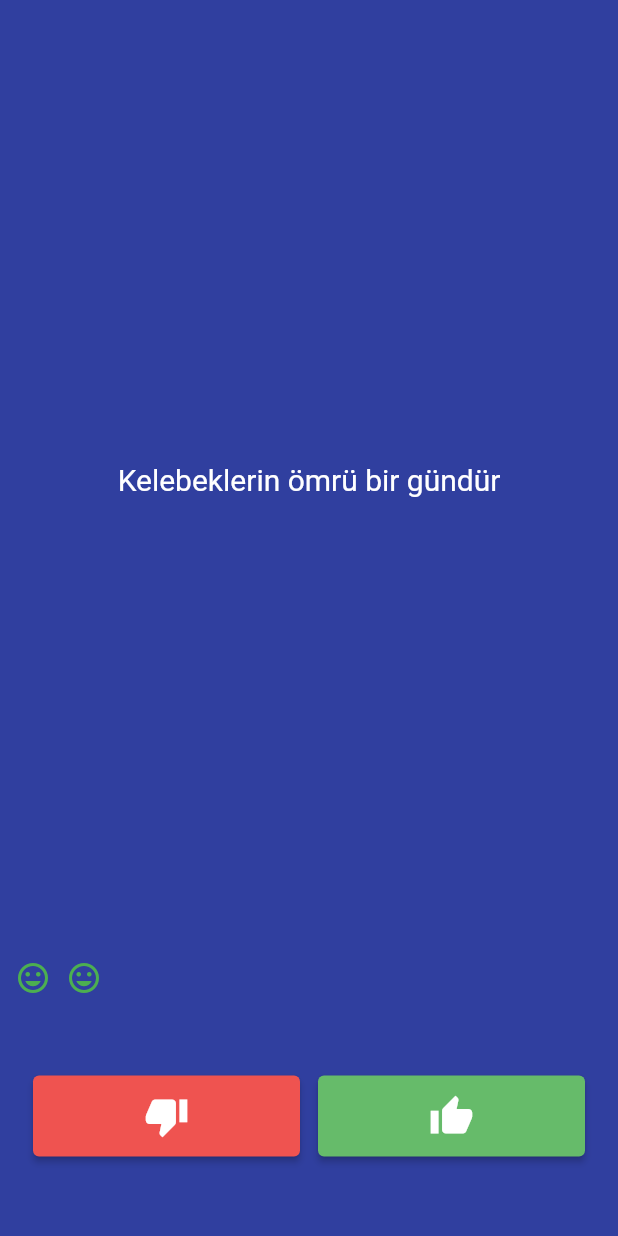
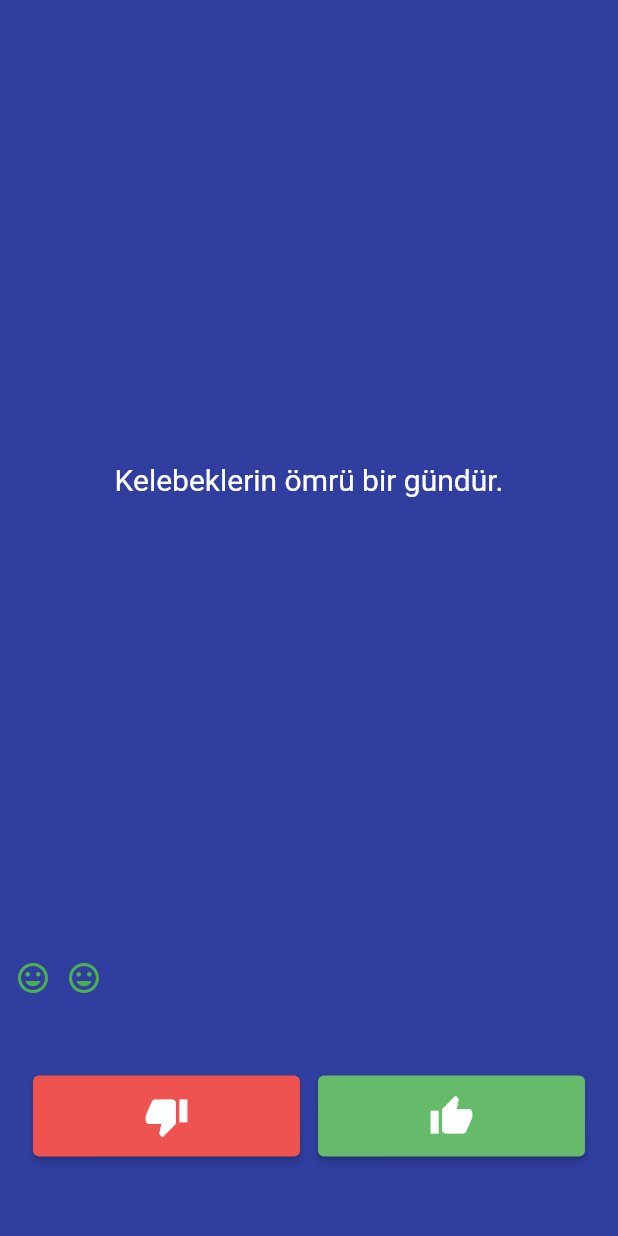
Before and after one commit to DoganOnur/BilgiTesti, a Flutter app: the screen it shows after launch, after a tap on the "thumb down" icon, after a tap on the "thumb up" icon, on a phone screen of 412 x 824 dp. Run offline on Flutter 3.47's test engine with Material 2 defaults, Android fonts, the phone set to English and light mode, and no system bars.

Commit message:
Quiz added project

```diff
--- a/lib/main.dart
+++ b/lib/main.dart
@@ -1,3 +1,5 @@
+//import 'package:bilgitesti/soru.dart';--> bunu test_veri üzerinden çekmesi sağlandı.
+import 'package:bilgitesti/test_veri.dart';
 import 'package:flutter/material.dart';
 
 import 'constant.dart';
@@ -30,19 +32,53 @@ class SoruSayfasi extends StatefulWidget {
 }
 
 class _SoruSayfasiState extends State<SoruSayfasi> {
+  void butoncagir(bool secilenbuton) {
+    if (testVeri_1.testBittimi() == true) {
+      //alertdialog
+      showDialog(
+        context: context,
+        builder: (BuildContext context) {
+          return AlertDialog(
+            title: Text('Tebrikler Testi Bitirdiniz!'),
+            content: Text(
+                'Verilen sorulara boş bırakmadan doldurdunuz.Hepsini doğru çıkması için tekrar deneyin.'
+                    'Kendinizi yeniden test etmek için Başa dönün!'),
+            actions: <Widget>[
+              TextButton(
+                child: Text('Başa Dön'),
+                onPressed: () {
+                  Navigator.of(context).pop();
+                  setState(() {
+                    //index sifirla
+                    testVeri_1.testSifirla();
+                    //secimler sifirla
+                    secimler = [];
+                  });
+                },
+              ),
+            ],
+          );
+        },
+      );
+    } else {
+      setState(() {
+        // : testVeri_1.sorubankasi[soruIndex].soruYaniti == false
+        //Encapsulation yapılmadığında açık kod verildi.
+        testVeri_1.getSoruYaniti() == secilenbuton
+            ? secimler.add(kdogruIconu)
+            : secimler.add(kyanlisIconu);
+        testVeri_1.sonrakiSoru();
+        //soruIndex++;
+        // secimler.add(kyanlisIconu); // bastıkca yeniden boyama yapacak
+        // ve secimler list ine ekleme yapacak
+      });
+    }
+  }
+
   List<Widget> secimler = [
 //kdogruIconu, kdogruIconu,kyanlisIconu,kdogruIconu, kdogruIconu,kyanlisIconu
   ];
-  List<Soru> sorubankasi = [
-    Soru(soruMetni: 'Titanic gelmiş geçmiş en büyük gemidir', soruYaniti: false),
-    Soru(soruMetni: 'Dünyadaki tavuk sayısı insan sayısından fazladır', soruYaniti: true),
-    Soru(soruMetni: 'Kelebeklerin ömrü bir gündür', soruYaniti: false),
-    Soru(soruMetni: 'Dünya düzdür', soruYaniti: false),
-    Soru(soruMetni: 'Kaju fıstığı aslında bir meyvenin sapıdır', soruYaniti: true),
-    Soru(soruMetni: 'Fatih Sultan Mehmet hiç patates yememiştir', soruYaniti: true),
-  ];
-
-  int soruIndex = 0;
+  TestVeri testVeri_1 = RandomTestVeri();
 
   @override
   Widget build(BuildContext context) {
@@ -56,7 +92,8 @@ class _SoruSayfasiState extends State<SoruSayfasi> {
             padding: EdgeInsets.all(10.0),
             child: Center(
               child: Text(
-                sorubankasi[soruIndex].soruMetni,
+                // testVeri_1.sorubankasi[soruIndex].soruMetni,
+                testVeri_1.getSoruMetni(),
                 textAlign: TextAlign.center,
                 style: TextStyle(
                   fontSize: 20.0,
@@ -70,7 +107,7 @@ class _SoruSayfasiState extends State<SoruSayfasi> {
           // direction: Axis.horizontal, default tur
           alignment: WrapAlignment
               .start, // sonda itibaren sol doğru artırma olur arapça gibi
-          // soldan sağa yazaar gibi yapa
+          // soldan sağa yazar gibi yapar
           //alignment: WrapAlignment.center,// ortada başlar
           runSpacing: 10, // dikeyde aralarında boşluk bıraktı
           spacing: 10, // yatayda aralarında boşluk bıraktı
@@ -90,16 +127,9 @@ class _SoruSayfasiState extends State<SoruSayfasi> {
                             backgroundColor: Colors.red[400],
                           ),
                           onPressed: () {
-                            setState(() {
-                              soruIndex == 6
-                                  ? soruIndex = 0
-                                  : sorubankasi[soruIndex].soruYaniti == false
-                                      ? secimler.add(kdogruIconu)
-                                      : secimler.add(kyanlisIconu);
-                              soruIndex++;
-                              // secimler.add(kyanlisIconu); // bastıkca yeniden boyama yapacak
-                              // ve secimler list ine ekleme yapacak
-                            });
+                            butoncagir(false);
+                            // testVeri_1.sorubankasi[soruIndex].soruYaniti == false;
+                            //bozuk kod. Encapsulation yapıldı.
                           },
                           child: Icon(
                             Icons.thumb_down,
@@ -116,14 +146,7 @@ class _SoruSayfasiState extends State<SoruSayfasi> {
                                 Colors.green[400], //background yapmakla aynıdır
                           ),
                           onPressed: () {
-                            setState(() {
-                              soruIndex == 6
-                                  ? soruIndex = 0
-                                  : sorubankasi[soruIndex].soruYaniti == true
-                                      ? secimler.add(kdogruIconu)
-                                      : secimler.add(kyanlisIconu);
-                              soruIndex++;
-                            });
+                            butoncagir(true);
                           },
                           child: Icon(Icons.thumb_up, size: 30.0),
                         ))),
@@ -133,9 +156,3 @@ class _SoruSayfasiState extends State<SoruSayfasi> {
     );
   }
 }
-
-class Soru {
-  String soruMetni;
-  bool soruYaniti;
-  Soru({required this.soruMetni, required this.soruYaniti});
-}
--- /dev/null
+++ b/lib/soru.dart
@@ -0,0 +1,6 @@
+
+class Soru {
+  String soruMetni;
+  bool soruYaniti;
+  Soru({required this.soruMetni, required this.soruYaniti});
+}
--- /dev/null
+++ b/lib/test_veri.dart
@@ -0,0 +1,54 @@
+import 'package:bilgitesti/soru.dart';
+
+class TestVeri {
+  int _soruIndex = 0; // dışarıdan alınmasını engellendi.
+  List<Soru> _sorubankasi = [
+    // private yapıldı
+    Soru(
+        soruMetni: 'Titanic gelmiş geçmiş en büyük gemidir.', soruYaniti: false),
+    Soru(
+        soruMetni: 'Dünyadaki tavuk sayısı insan sayısından fazladır.',
+        soruYaniti: true),
+    Soru(soruMetni: 'Kelebeklerin ömrü bir gündür.', soruYaniti: false),
+    Soru(soruMetni: 'Dünya düzdür.', soruYaniti: false),
+    Soru(
+        soruMetni: 'Kaju fıstığı aslında bir meyvenin sapıdır.',
+        soruYaniti: true),
+    Soru(
+        soruMetni: 'Fatih Sultan Mehmet hiç patates yememiştir.',
+        soruYaniti: true),
+    Soru(
+        soruMetni: 'Sorular Bitti',
+        soruYaniti: true),
+  ];
+
+  String getSoruMetni(){// String tipinde soru metni çekilmesi-->(int soruIndex)
+    return _sorubankasi[_soruIndex].soruMetni;
+  }
+  bool getSoruYaniti(){ // bool tipinde soru yaniti  çekilmesi
+    return _sorubankasi[_soruIndex].soruYaniti;
+  }
+  void sonrakiSoru(){
+  }
+  bool testBittimi(){
+    if(_soruIndex+1>=_sorubankasi.length){
+     return true;
+    }else{
+      return false;
+    }
+}
+
+void testSifirla(){
+    _soruIndex=0;
+}
+
+}
+class RandomTestVeri extends TestVeri{
+  @override
+  int _soruIndex = 0;
+  void sonrakiSoru(){
+    if(_soruIndex<_sorubankasi.length-1){
+      _soruIndex++;
+  }
+    }
+}
```
